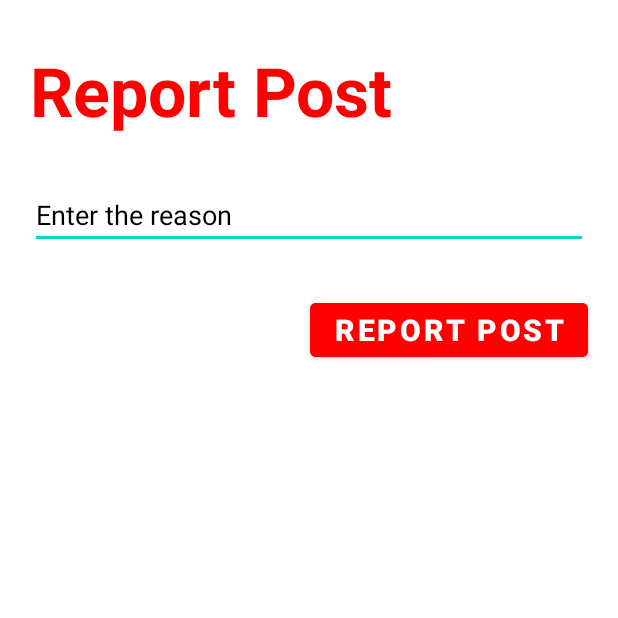
After one commit to suhu3515/bio-tracker, an Android app: the ReportPostsActivity screen opened directly, with no data from a screen before it, on a phone screen of 412 x 824 dp, the top half of it. The commit adds this screen. Run offline under Robolectric (Android 15) with nearby library versions, the phone set to English and light mode, and no system bars; 1 statement that could not run was skipped.

Commit message:
USER STORY 22 ==>REPORT INAPPROPRIATE POSTS

```diff
--- a/app/src/main/AndroidManifest.xml
+++ b/app/src/main/AndroidManifest.xml
@@ -14,7 +14,8 @@
         android:roundIcon="@mipmap/ic_launcher_round"
         android:supportsRtl="true"
         android:theme="@style/Theme.BioTracker">
-        <activity android:name=".PostDetailsActivity"></activity>
+        <activity android:name=".ReportPostsActivity"></activity>
+        <activity android:name=".PostDetailsActivity" />
         <activity android:name=".NewPostActivity" />
         <activity android:name=".OrderDetailsActivity" />
         <activity android:name=".ViewOrdersActivity" />
--- a/app/src/main/java/com/example/biotracker/Api.java
+++ b/app/src/main/java/com/example/biotracker/Api.java
@@ -104,4 +104,8 @@ public interface Api
     @POST("Api.php?apicall=add_comment")
     @FormUrlEncoded
     Call<JsonObject> addComment(@Field("user_id") String userId, @Field("post_id") String postId, @Field("comment_text") String comment);
+
+    @POST("Api.php?apicall=report_posts")
+    @FormUrlEncoded
+    Call<JsonObject> reportPosts(@Field("user_id") String userId, @Field("post_id") String postId, @Field("report_text") String report);
 }
--- /dev/null
+++ b/app/src/main/java/com/example/biotracker/ReportPostsActivity.java
@@ -0,0 +1,85 @@
+package com.example.biotracker;
+
+import androidx.appcompat.app.AppCompatActivity;
+
+import android.os.Bundle;
+import android.view.View;
+import android.widget.Button;
+import android.widget.EditText;
+import android.widget.Toast;
+
+import com.google.gson.JsonObject;
+
+import org.json.JSONException;
+import org.json.JSONObject;
+
+import retrofit2.Call;
+import retrofit2.Callback;
+import retrofit2.Response;
+
+public class ReportPostsActivity extends AppCompatActivity {
+
+    int postid;
+    Button buttonReport;
+    EditText reportReason;
+    User user;
+
+    @Override
+    protected void onCreate(Bundle savedInstanceState) {
+        super.onCreate(savedInstanceState);
+        setContentView(R.layout.activity_report_posts);
+
+        postid = getIntent().getExtras().getInt("postId");
+        buttonReport = findViewById(R.id.reportPost_button_report);
+        reportReason = findViewById(R.id.reportPost_reason);
+        user = SharedPrefManager.getInstance(this).getUser();
+
+        buttonReport.setOnClickListener(new View.OnClickListener() {
+            @Override
+            public void onClick(View v) {
+
+                if (reportReason.getText().toString().isEmpty())
+                {
+                    reportReason.setError("Please enter a reason to report post");
+                    reportReason.requestFocus();
+                }
+                else
+                {
+                    Call<JsonObject> reportPostCall = RetrofitClient.getInstance().getMyApi().reportPosts(String.valueOf(user.getId()),String.valueOf(postid),reportReason.getText().toString());
+                    reportPostCall.enqueue(new Callback<JsonObject>() {
+                        @Override
+                        public void onResponse(Call<JsonObject> call, Response<JsonObject> response) {
+
+                            if (response.isSuccessful())
+                            {
+                                try
+                                {
+                                    JSONObject object = new JSONObject(response.body().toString());
+                                    if (!object.getBoolean("error"))
+                                    {
+                                        Toast.makeText(ReportPostsActivity.this, object.getString("message"), Toast.LENGTH_SHORT).show();
+                                        finish();
+                                    }
+                                    else
+                                    {
+                                        Toast.makeText(ReportPostsActivity.this, object.getString("message"), Toast.LENGTH_SHORT).show();
+                                    }
+                                }
+                                catch (JSONException e)
+                                {
+                                    e.printStackTrace();
+                                }
+                            }
+                        }
+
+                        @Override
+                        public void onFailure(Call<JsonObject> call, Throwable t) {
+
+                            Toast.makeText(ReportPostsActivity.this, t.getMessage(), Toast.LENGTH_SHORT).show();
+                        }
+                    });
+                }
+            }
+        });
+    }
+}
--- /dev/null
+++ b/app/src/main/res/layout/activity_report_posts.xml
@@ -0,0 +1,48 @@
+<?xml version="1.0" encoding="utf-8"?>
+<androidx.constraintlayout.widget.ConstraintLayout xmlns:android="http://schemas.android.com/apk/res/android"
+    xmlns:app="http://schemas.android.com/apk/res-auto"
+    xmlns:tools="http://schemas.android.com/tools"
+    android:layout_width="match_parent"
+    android:layout_height="match_parent"
+    tools:context=".ReportPostsActivity">
+
+    <TextView
+        android:id="@+id/reportPost_heading"
+        android:layout_width="match_parent"
+        android:layout_height="wrap_content"
+        app:layout_constraintTop_toTopOf="parent"
+        app:layout_constraintLeft_toLeftOf="parent"
+        android:text="Report Post"
+        android:textColor="@color/red"
+        android:textStyle="bold"
+        android:textSize="45sp"
+        android:layout_marginTop="30dp"
+        android:layout_marginLeft="20dp"/>
+
+    <EditText
+        android:id="@+id/reportPost_reason"
+        android:layout_width="match_parent"
+        android:layout_height="wrap_content"
+        android:hint="Enter the reason"
+        android:textColor="@android:color/black"
+        android:textColorHint="@android:color/black"
+        android:layout_marginLeft="20dp"
+        android:layout_marginRight="20dp"
+        app:layout_constraintTop_toBottomOf="@id/reportPost_heading"
+        android:layout_marginTop="30dp"/>
+
+    <Button
+        android:id="@+id/reportPost_button_report"
+        android:layout_width="wrap_content"
+        android:layout_height="wrap_content"
+        android:layout_marginRight="20dp"
+        android:layout_marginTop="30dp"
+        android:backgroundTint="@color/red"
+        android:text="REPORT POST"
+        android:textColor="@android:color/white"
+        android:textSize="20sp"
+        android:textStyle="bold"
+        app:layout_constraintTop_toBottomOf="@id/reportPost_reason"
+        app:layout_constraintRight_toRightOf="parent" />
+
+</androidx.constraintlayout.widget.ConstraintLayout>
```
Also changed, not shown: app/src/main/java/com/example/biotracker/PostDetailsActivity.java (+12 -0 lines), app/src/main/res/layout/activity_new_post.xml (+4 -4 lines), 2 other files.
